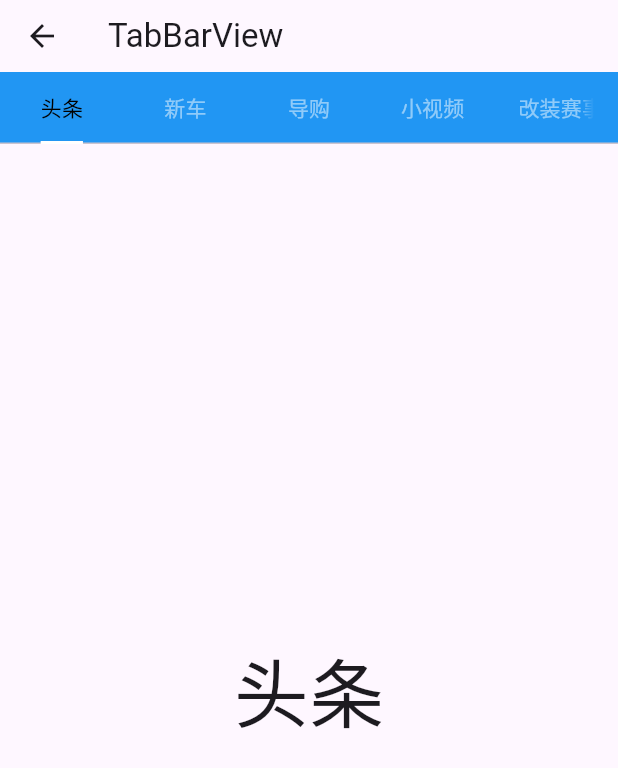
After one commit to xiaolanlaia/flutter_utils, a Flutter app: the PageTabBar screen opened directly, on a phone screen of 412 x 824 dp. The commit adds this screen. Shown: the top 768 px of the screen. Run offline on Flutter 3.47's test engine with Material 3 defaults, Android fonts, the phone set to English and light mode, and no system bars; our stand-ins replace easy_refresh, logger, webview_flutter.

Commit message:
feat: TabBarView

```diff
--- a/lib/ui/page_home.dart
+++ b/lib/ui/page_home.dart
@@ -1,6 +1,7 @@
 import 'package:flutter/material.dart';
 import 'package:flutter_utils/ui/pageView/page_view_page.dart';
 import 'package:flutter_utils/ui/refresh/page_refresh.dart';
+import 'package:flutter_utils/ui/tabbar/page_tabbar.dart';
 import 'package:flutter_utils/ui/webview/page_webview.dart';
 import 'future/page_future.dart';
 import 'provider/page_provider_first.dart';
@@ -10,7 +11,8 @@ const pageView = "PageView";
 const easyRefresh = "EasyRefresh";
 const future = "Future";
 const webView = "WebView";
-const pageList = [provider,pageView,easyRefresh,future,webView];
+const pageTabBar = "PageTabBar";
+const pageList = [provider,pageView,easyRefresh,future,webView,pageTabBar];
 
 class HomePage extends StatelessWidget{
   const HomePage({super.key});
@@ -44,6 +46,10 @@ class HomePage extends StatelessWidget{
                   Navigator.of(context).push(MaterialPageRoute(builder: (context) => PageWebView()));
                   break;
                 }
+                case pageTabBar:{
+                  Navigator.of(context).push(MaterialPageRoute(builder: (context) => PageTabBar()));
+                  break;
+                }
               }
             },
             child: Container(
--- /dev/null
+++ b/lib/ui/tabbar/page_tabbar.dart
@@ -0,0 +1,64 @@
+import 'package:flutter/material.dart';
+///
+/// @Description
+/// @Author WuJianFeng
+/// @Date 2024/2/29 9:55
+///
+
+
+class PageTabBar extends StatefulWidget {
+  const PageTabBar({Key? key}) : super(key: key);
+
+  @override
+  State<StatefulWidget> createState() => _TabBarState();
+}
+
+class _TabBarState extends State<PageTabBar>with SingleTickerProviderStateMixin {
+  List<String> tabs =['头条','新车','导购','小视频','改装赛事'];
+  late TabController tabController;
+  @override
+  void initState() {
+    super.initState();
+    tabController = TabController(length: tabs.length, vsync: this);
+  }
+  @override
+  void dispose() {
+    tabController.dispose();
+    super.dispose();
+  }
+  @override
+  Widget build(BuildContext context) {
+    return Scaffold(
+      appBar: AppBar(
+        title: const Text('TabBarView',textAlign: TextAlign.center,),
+        //若不使用PreferredSize，则TabBar背景色与顶部一致，且无法更改
+        bottom:PreferredSize(
+          preferredSize: const Size.fromHeight(40),
+          child: Material(
+            color: Colors.blue,
+            child: TabBar(
+                unselectedLabelColor: Colors.white.withOpacity(0.5),
+                labelColor: Colors.black,
+                indicatorSize:TabBarIndicatorSize.label,
+                indicator:const UnderlineTabIndicator(),
+                controller: tabController,
+                tabs: tabs.map((e){
+                  return Tab(text: e,);
+                }).toList()),
+          ),
+        ),
+      ),
+      body: Column(
+        children: [
+          Expanded(
+            flex: 1,
+            child:TabBarView(
+                controller: tabController,
+                children: tabs.map((e){
+                  return Center(child: Text(e,style: TextStyle(fontSize: 50),),);
+                }).toList()),)
+
+        ],),
+    );
+  }
+}
```
